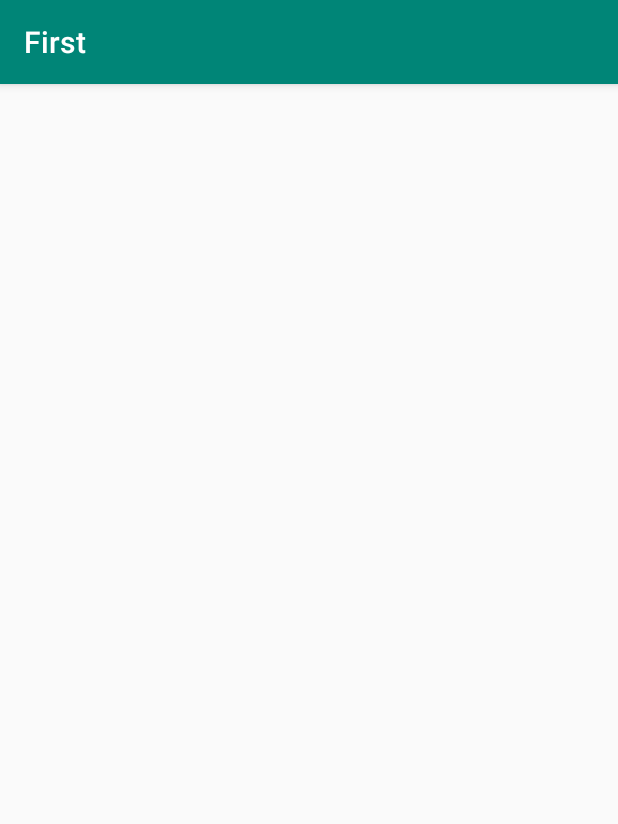
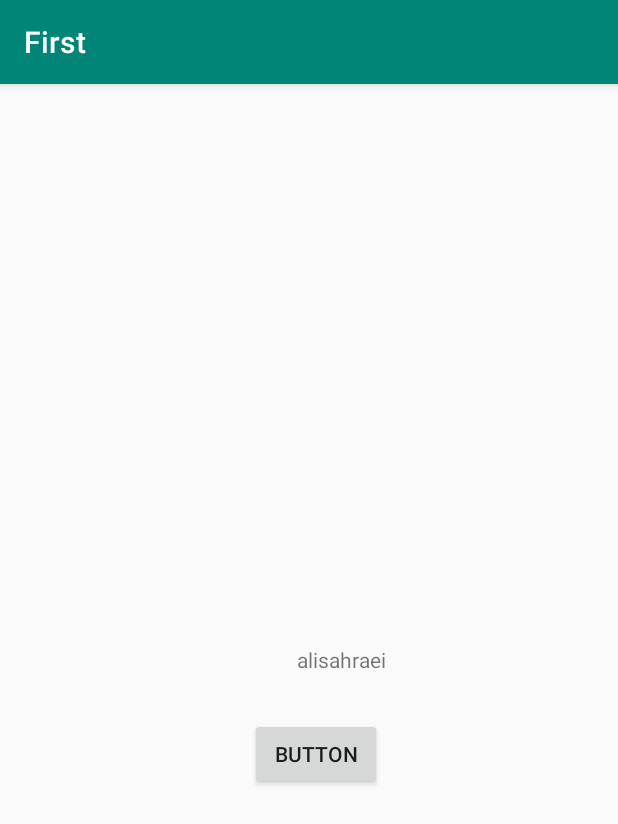
Before and after one commit to alisahraei/android-practice, an Android app: the screen it shows after launch (MainActivity), on a phone screen of 412 x 824 dp. Shown: the top 824 px of the screen. Run offline under Robolectric (Android 15) with nearby library versions, the phone set to English and light mode, and no system bars.

Commit message:
add textview and button

```diff
--- a/First/app/src/main/java/com/ermile/first/MainActivity.java
+++ b/First/app/src/main/java/com/ermile/first/MainActivity.java
@@ -3,12 +3,15 @@ package com.ermile.first;
 import androidx.appcompat.app.AppCompatActivity;
 
 import android.os.Bundle;
+import android.widget.TextView;
 
 public class MainActivity extends AppCompatActivity {
-
+    TextView ali;
     @Override
     protected void onCreate(Bundle savedInstanceState) {
         super.onCreate(savedInstanceState);
         setContentView(R.layout.activity_main);
+        ali = findViewById(R.id.textView);
+        ali.setText("alisahraei");
     }
 }
--- a/First/app/src/main/res/layout/activity_main.xml
+++ b/First/app/src/main/res/layout/activity_main.xml
@@ -1,9 +1,34 @@
 <?xml version="1.0" encoding="utf-8"?>
-<androidx.constraintlayout.widget.ConstraintLayout xmlns:android="http://schemas.android.com/apk/res/android"
+<RelativeLayout xmlns:android="http://schemas.android.com/apk/res/android"
     xmlns:app="http://schemas.android.com/apk/res-auto"
     xmlns:tools="http://schemas.android.com/tools"
     android:layout_width="match_parent"
     android:layout_height="match_parent"
     tools:context=".MainActivity">
 
-</androidx.constraintlayout.widget.ConstraintLayout>
+    <TextView
+        android:id="@+id/textView"
+        android:layout_width="wrap_content"
+        android:layout_height="wrap_content"
+        android:layout_alignParentStart="true"
+        android:layout_centerInParent="true"
+        android:layout_marginStart="198dp"
+        android:layout_marginTop="-174dp"
+        android:text="ALI"
+        app:layout_constraintBottom_toBottomOf="parent"
+        app:layout_constraintEnd_toEndOf="parent"
+        app:layout_constraintStart_toStartOf="parent"
+        app:layout_constraintTop_toTopOf="parent" />
+
+    <Button
+        android:id="@+id/button"
+        android:layout_width="wrap_content"
+        android:layout_height="wrap_content"
+        android:layout_alignParentEnd="true"
+        android:layout_alignParentBottom="true"
+        android:layout_centerHorizontal="true"
+        android:layout_marginEnd="157dp"
+        android:layout_marginBottom="297dp"
+        android:text="Button"
+        tools:ignore="MissingConstraints" />
+</RelativeLayout>
```
